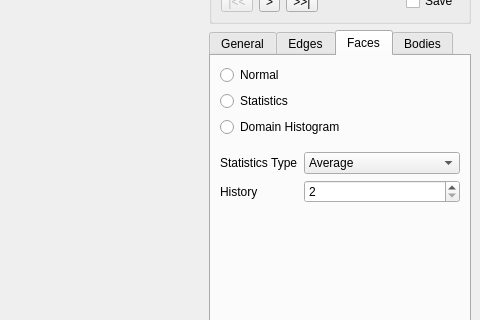
Before: the Qt Designer form MainWindow.ui in danlipsa/foamvis, drawn with Qt 5; both pictures show x 396 to 876 and y 101 to 421 of the 876 by 591 pixel window.
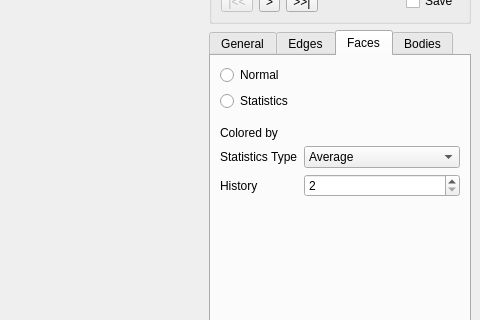
After: the same form once the commit is applied. The open tabs and pages were chosen to show the change. Custom widgets are drawn as their Qt base class.

```diff
--- a/MainWindow.ui
+++ b/MainWindow.ui
@@ -1014,16 +1014,6 @@
              </attribute>
             </widget>
            </item>
-           <item>
-            <widget class="QRadioButton" name="radioButtonFacesDomainHistogram">
-             <property name="text">
-              <string>Domain Histogram</string>
-             </property>
-             <attribute name="buttonGroup">
-              <string>buttonGroupDisplay</string>
-             </attribute>
-            </widget>
-           </item>
            <item>
             <widget class="QStackedWidget" name="stackedWidgetFaces">
              <property name="currentIndex">
@@ -1199,14 +1189,14 @@
                <property name="bottomMargin">
                 <number>0</number>
                </property>
-               <item row="0" column="0">
+               <item row="1" column="0">
                 <widget class="QLabel" name="label_22">
                  <property name="text">
                   <string>Statistics Type</string>
                  </property>
                 </widget>
                </item>
-               <item row="0" column="1">
+               <item row="1" column="1">
                 <widget class="QComboBox" name="comboBoxStatisticsType">
                  <item>
                   <property name="text">
@@ -1225,20 +1215,34 @@
                  </item>
                 </widget>
                </item>
-               <item row="1" column="0">
+               <item row="2" column="0">
                 <widget class="QLabel" name="labelStatisticsHistory">
                  <property name="text">
                   <string>History</string>
                  </property>
                 </widget>
                </item>
-               <item row="1" column="1">
+               <item row="2" column="1">
                 <widget class="QSpinBox" name="spinBoxStatisticsHistory">
                  <property name="minimum">
                   <number>2</number>
                  </property>
                 </widget>
                </item>
+               <item row="0" column="0">
+                <widget class="QLabel" name="label_7">
+                 <property name="text">
+                  <string>Colored by</string>
+                 </property>
+                </widget>
+               </item>
+               <item row="0" column="1">
+                <widget class="QLabel" name="labelFacesStatisticsColor">
+                 <property name="text">
+                  <string/>
+                 </property>
+                </widget>
+               </item>
               </layout>
              </widget>
             </widget>
```
Left out of the diff: 73 changed lines with no effect on the pictures.
